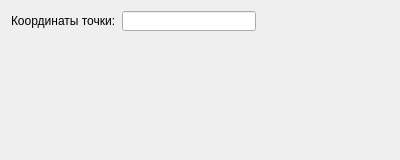
Above: secondwindow.ui from DenisK1selev/Praktika before the change. Below: the same form after it.
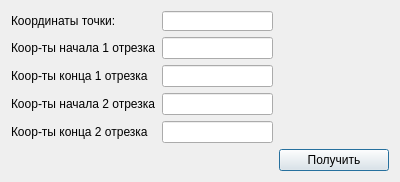
That is the form after the change.

Patch:
```diff
--- a/secondwindow.ui
+++ b/secondwindow.ui
@@ -22,17 +22,21 @@
     </widget>
    </item>
    <item row="3" column="0">
-    <spacer name="verticalSpacer">
-     <property name="orientation">
-      <enum>Qt::Vertical</enum>
+    <widget class="QLabel" name="label_2">
+     <property name="text">
+      <string>Коор-ты начала 1 отрезка</string>
      </property>
-     <property name="sizeHint" stdset="0">
-      <size>
-       <width>20</width>
-       <height>40</height>
-      </size>
+    </widget>
+   </item>
+   <item row="7" column="2">
+    <widget class="QPushButton" name="pushButton">
+     <property name="text">
+      <string>Получить</string>
      </property>
-    </spacer>
+    </widget>
+   </item>
+   <item row="3" column="1">
+    <widget class="QLineEdit" name="kord2"/>
    </item>
    <item row="2" column="1">
     <widget class="QLineEdit" name="lineEdit">
@@ -57,6 +61,49 @@
      </property>
     </spacer>
    </item>
+   <item row="5" column="0">
+    <widget class="QLabel" name="label_4">
+     <property name="text">
+      <string>Коор-ты начала 2 отрезка</string>
+     </property>
+    </widget>
+   </item>
+   <item row="7" column="0">
+    <spacer name="verticalSpacer">
+     <property name="orientation">
+      <enum>Qt::Vertical</enum>
+     </property>
+     <property name="sizeHint" stdset="0">
+      <size>
+       <width>20</width>
+       <height>40</height>
+      </size>
+     </property>
+    </spacer>
+   </item>
+   <item row="6" column="0">
+    <widget class="QLabel" name="label_5">
+     <property name="text">
+      <string>Коор-ты конца 2 отрезка</string>
+     </property>
+    </widget>
+   </item>
+   <item row="4" column="0">
+    <widget class="QLabel" name="label_3">
+     <property name="text">
+      <string>Коор-ты конца 1 отрезка</string>
+     </property>
+    </widget>
+   </item>
+   <item row="4" column="1">
+    <widget class="QLineEdit" name="kord3"/>
+   </item>
+   <item row="5" column="1">
+    <widget class="QLineEdit" name="kord4"/>
+   </item>
+   <item row="6" column="1">
+    <widget class="QLineEdit" name="kord5"/>
+   </item>
   </layout>
  </widget>
  <resources/>
```
Left out of the diff: 16 changed lines with no effect on the pictures.
